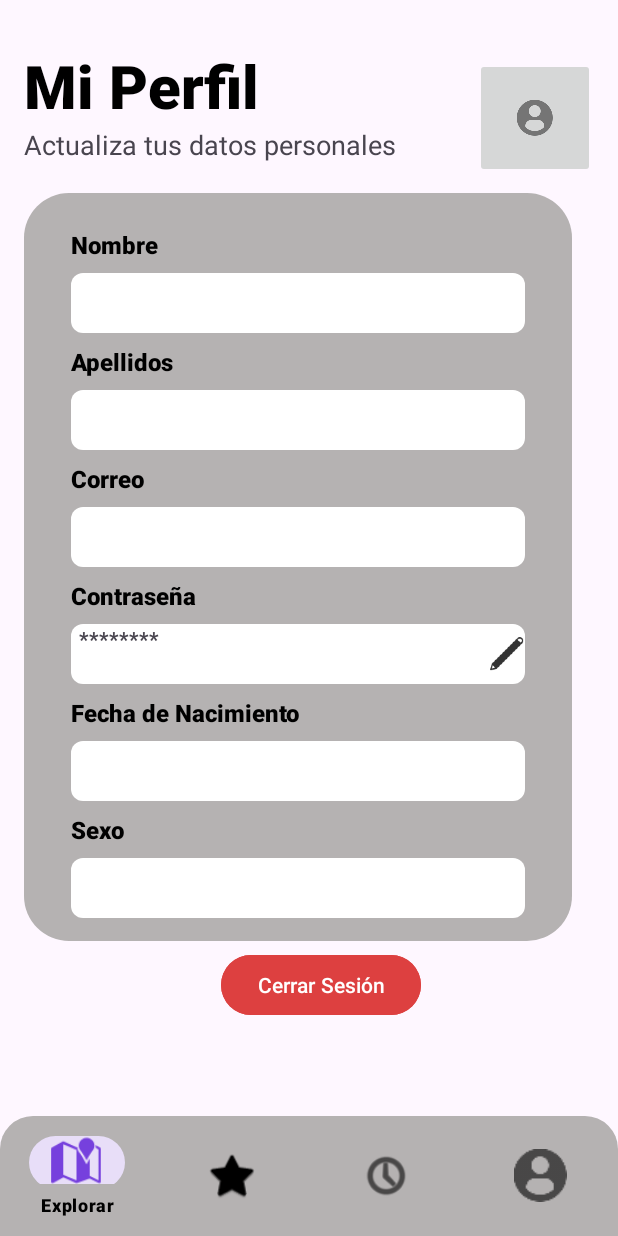
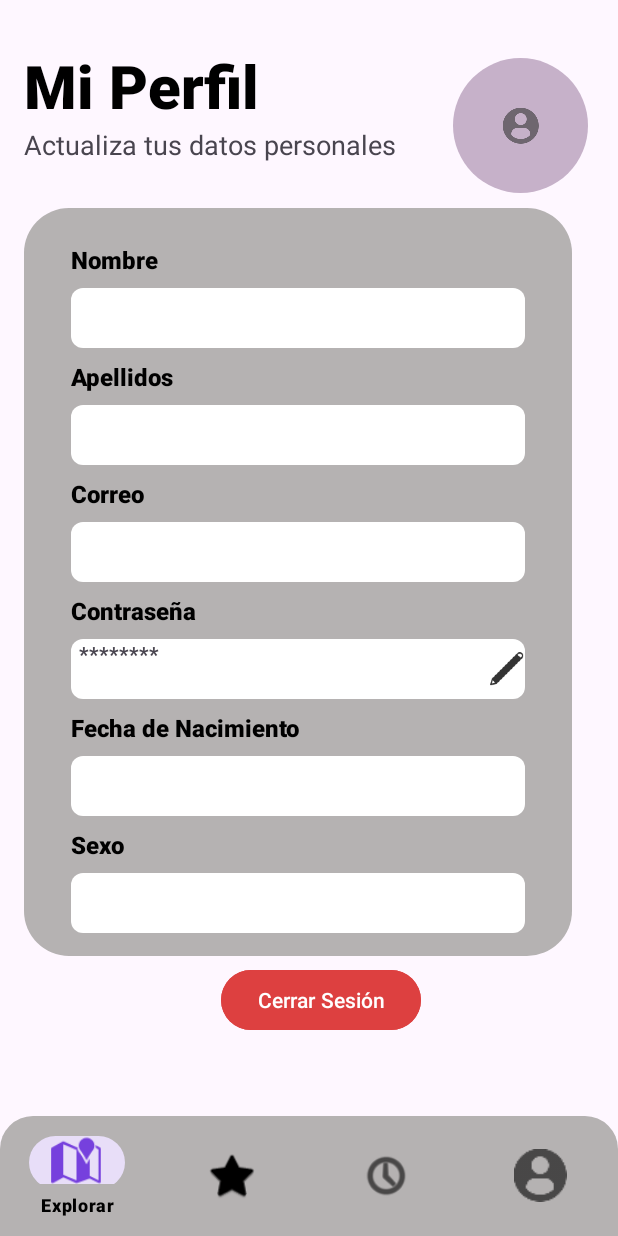
Before and after one commit to Sarethjs/MoveCax, an Android app: the fragment PerfilFragment placed in its activity, on a phone screen of 412 x 824 dp. Run offline under Robolectric (Android 15) with nearby library versions, the phone set to English and light mode, and no system bars; pictures from the network do not load; 17 statements that could not run were skipped.

Commit message:
Diseño corregido

```diff
--- a/app/src/main/res/drawable/rounded_button.xml
+++ b/app/src/main/res/drawable/rounded_button.xml
@@ -1,8 +1,8 @@
 <?xml version="1.0" encoding="utf-8"?>
 <shape xmlns:android="http://schemas.android.com/apk/res/android"
     android:shape="oval">
-    <solid android:color="@color/white" />
+    <solid android:color="#c6b1c9" />
     <size
-        android:width="80dp"
-        android:height="80dp" />
+        android:width="100dp"
+        android:height="100dp" />
 </shape>
--- a/app/src/main/res/layout/fragment_fourth.xml
+++ b/app/src/main/res/layout/fragment_fourth.xml
@@ -33,13 +33,14 @@
         <!-- ImageView -->
         <ImageButton
             android:id="@+id/btnCambiarFotoPerfil"
-            android:layout_width="80dp"
-            android:layout_height="80dp"
+            android:layout_width="90dp"
+            android:layout_height="90dp"
             android:src="@drawable/ic_action_perfil"
             android:layout_gravity="end|top"
-            android:layout_marginRight="15dp"
+            android:layout_marginRight="20dp"
             android:layout_marginTop="-70dp"
-            android:padding="10dp"/>
+            android:padding="10dp"
+            android:background="@drawable/rounded_button"/>
 
         <LinearLayout
             android:id="@+id/logoutUser"
```
Also changed, not shown: app/src/main/res/layout/activity_registro_user.xml (+7 -2 lines).
